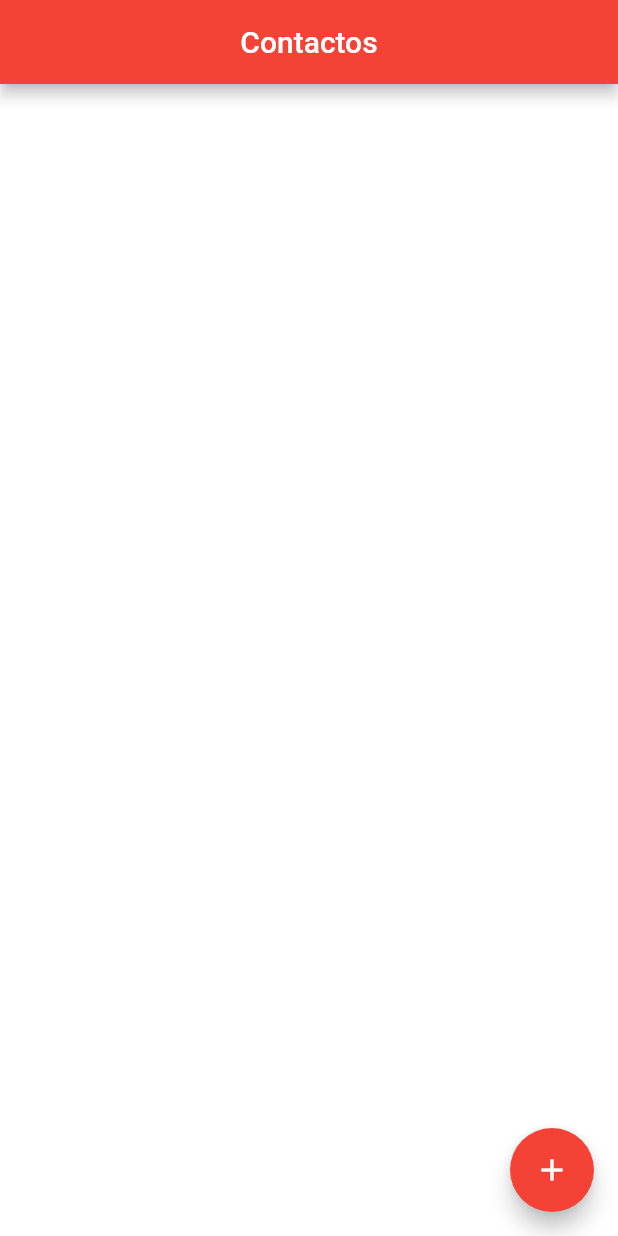
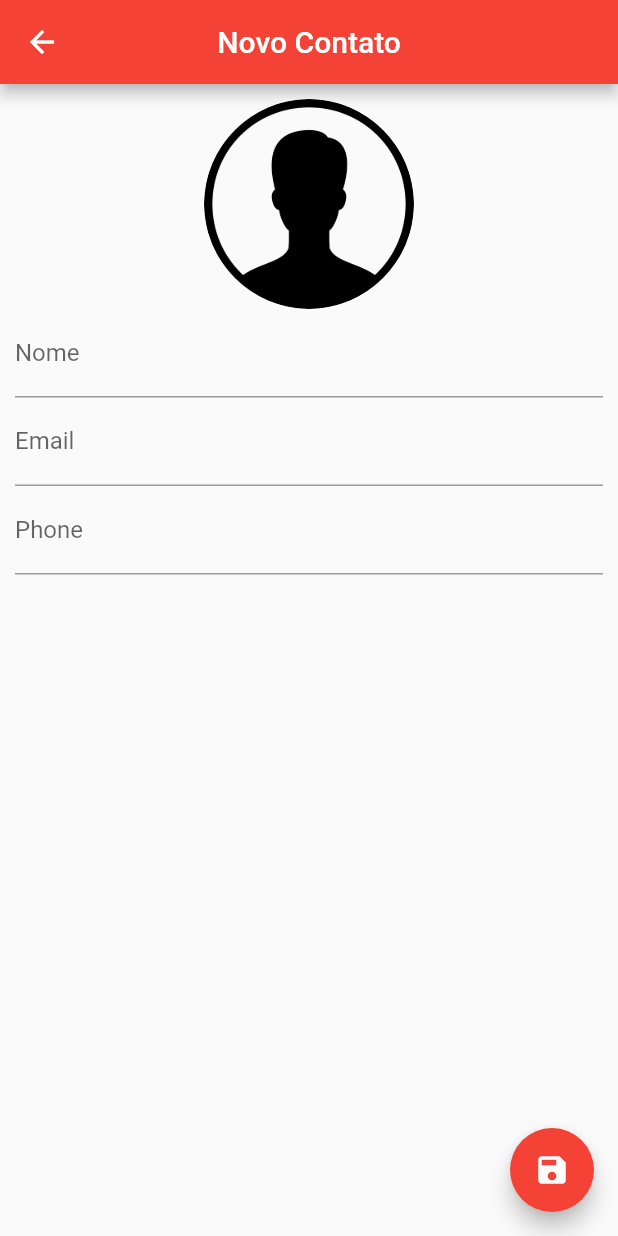
Before and after one commit to souzaleandror/agenda_de_contatos, a Flutter app: the screen it shows after launch, after a tap on the "add" icon, on a phone screen of 412 x 824 dp. Run offline on Flutter 3.47's test engine with Material 2 defaults, Android fonts, the phone set to English and light mode, and no system bars; our stand-ins replace image_picker, sqflite; accounts and stored records are empty.

Commit message:
Final Commit

```diff
--- a/lib/main.dart
+++ b/lib/main.dart
@@ -1,8 +1,10 @@
 import 'package:flutter/material.dart';
 import 'ui/home_page.dart';
+import 'ui/contact_page.dart';
 
 void main() {
   runApp(MaterialApp(
-      home: HomePage()
+      home: HomePage(),
+    debugShowCheckedModeBanner: false,
   ));
 }
--- /dev/null
+++ b/lib/ui/contact_page.dart
@@ -0,0 +1,156 @@
+import 'package:flutter/material.dart';
+import 'package:agenda_de_contatos/helpers/contact_helper.dart';
+import 'dart:io';
+import 'dart:async';
+import 'package:image_picker/image_picker.dart';
+
+class ContactPage extends StatefulWidget {
+  final Contact contact;
+
+  ContactPage({this.contact});
+
+  @override
+  _ContactPageState createState() => _ContactPageState();
+}
+
+class _ContactPageState extends State<ContactPage> {
+  final _nameController = TextEditingController();
+  final _emailController = TextEditingController();
+  final _phoneController = TextEditingController();
+
+  final _nameFocus = FocusNode();
+
+  bool _userEdited = false;
+
+  Contact _editedContact;
+
+  @override
+  void initState() {
+    // TODO: implement initState
+    super.initState();
+
+    if (widget.contact == null) {
+      _editedContact = Contact();
+    } else {
+      _editedContact = Contact.fromMap(widget.contact.toMap());
+
+      _nameController.text = _editedContact.name;
+      _emailController.text = _editedContact.email;
+      _phoneController.text = _editedContact.phone;
+    }
+  }
+
+  @override
+  Widget build(BuildContext context) {
+    return WillPopScope(
+      onWillPop: _requestPop,
+      child: Scaffold(
+        appBar: AppBar(
+          backgroundColor: Colors.red,
+          title: Text(_editedContact.name ?? "Novo Contato"),
+          centerTitle: true,
+        ),
+        floatingActionButton: FloatingActionButton(
+          onPressed: () {
+            if (_editedContact.name != null && _editedContact.name.isNotEmpty) {
+              Navigator.pop(context, _editedContact);
+            } else {
+              FocusScope.of(context).requestFocus(_nameFocus);
+            }
+          },
+          child: Icon(Icons.save),
+          backgroundColor: Colors.red,
+        ), // FloatingActionButton
+        body: SingleChildScrollView(
+          padding: EdgeInsets.all(10.0),
+          child: Column(
+            children: <Widget>[
+              GestureDetector(
+                child: Container(
+                  width: 140.0,
+                  height: 140.0,
+                  decoration: BoxDecoration(
+                    shape: BoxShape.circle,
+                    image: DecorationImage(
+                        image: _editedContact.img != null
+                            ? FileImage(File(_editedContact.img))
+                            : AssetImage("images/person.png"),
+                        fit: BoxFit.cover
+                    ),
+                  ),
+                ),
+                onTap: () {
+                  ImagePicker.pickImage(source: ImageSource.camera).then((file) {
+                    if(file == null) return;
+                    setState(() {
+                      _editedContact.img = file.path;
+                    });
+                  });
+                },
+              ),
+              TextField(
+                controller: _nameController,
+                focusNode: _nameFocus,
+                decoration: InputDecoration(labelText: "Nome"),
+                onChanged: (text) {
+                  _userEdited = true;
+                  setState(() {
+                    _editedContact.name = text;
+                  });
+                },
+              ),
+              TextField(
+                controller: _emailController,
+                decoration: InputDecoration(labelText: "Email"),
+                onChanged: (text) {
+                  _userEdited = true;
+                  _editedContact.email = text;
+                },
+                keyboardType: TextInputType.emailAddress,
+              ),
+              TextField(
+                controller: _phoneController,
+                decoration: InputDecoration(labelText: "Phone"),
+                onChanged: (text) {
+                  _userEdited = true;
+                  _editedContact.phone = text;
+                },
+                keyboardType: TextInputType.phone,
+              ),
+            ],
+          ),
+        ),
+      ),
+    );
+  }
+
+  Future<bool> _requestPop() {
+    if (_userEdited) {
+      showDialog(
+          context: context,
+          builder: (context) {
+            return AlertDialog(
+                title: Text("Descartar Alteracoes ?"),
+                content: Text("Se Sair as alteracoes serao perdadis."),
+                actions: <Widget>[
+                  FlatButton(
+                    child: Text("Cancelar"),
+                    onPressed: () {
+                      Navigator.pop(context);
+                    },
+                  ),
+                  FlatButton(
+                    child: Text("Sim"),
+                    onPressed: () {
+                      Navigator.pop(context);
+                      Navigator.pop(context);
+                    },
+                  ),
+                ]);
+          });
+      return Future.value(false);
+    } else {
+      return Future.value(true);
+    }
+  }
+}
```
Also changed, not shown: lib/ui/home_page.dart (+135 -18 lines), lib/generated/i18n.dart (added), 2 other files.
